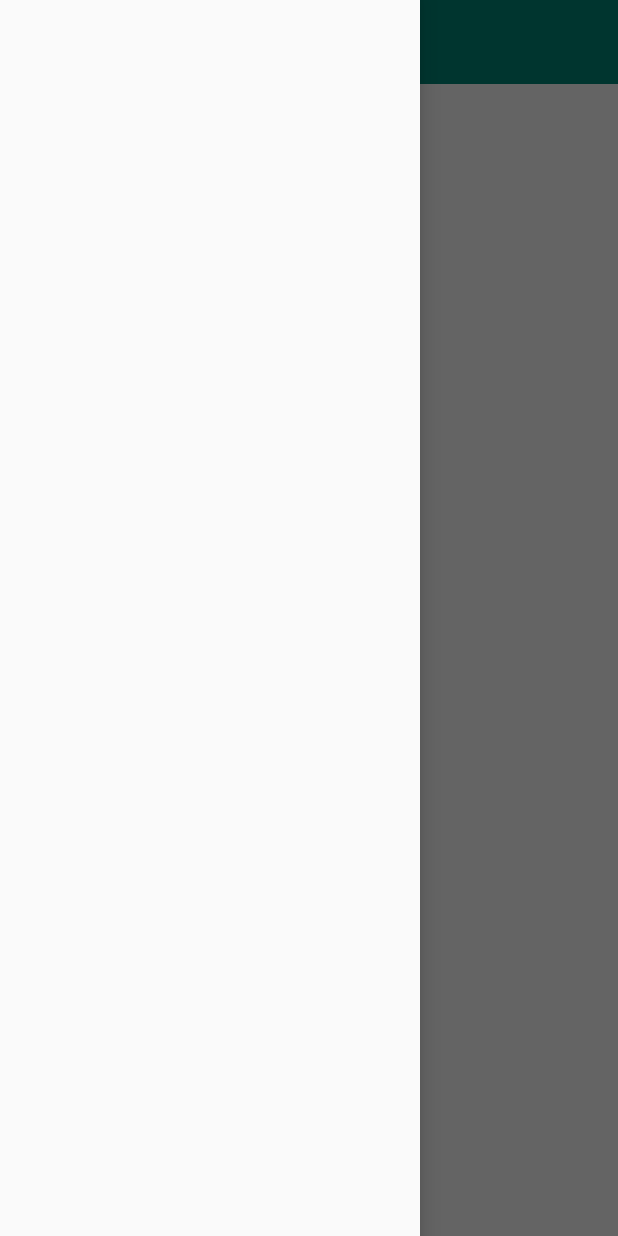
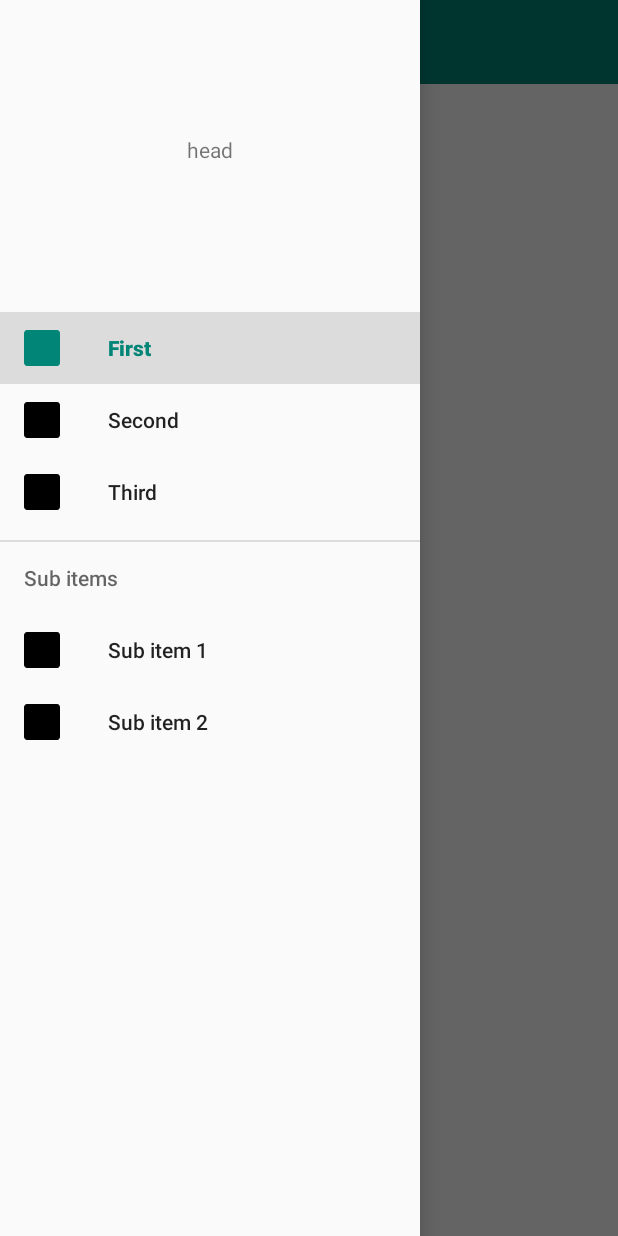
Before and after one commit to xiaozhuazheng/SunnyWeather, an Android app: the screen it shows after launch (MainActivity), with the side drawer open, on a phone screen of 412 x 824 dp. Run offline under Robolectric (Android 15) with nearby library versions, the phone set to English and light mode, and no system bars.

Commit message:
add DrawerLayout

```diff
--- a/app/src/main/java/com/azheng/sunnyweather/ui/BaseActivity.java
+++ b/app/src/main/java/com/azheng/sunnyweather/ui/BaseActivity.java
@@ -3,7 +3,6 @@ package com.azheng.sunnyweather.ui;
 import android.graphics.Color;
 import android.os.Build;
 import android.os.Bundle;
-import android.support.v7.app.ActionBar;
 import android.support.v7.app.AppCompatActivity;
 import android.view.View;
 
--- a/app/src/main/java/com/azheng/sunnyweather/ui/MainActivity.java
+++ b/app/src/main/java/com/azheng/sunnyweather/ui/MainActivity.java
@@ -1,14 +1,46 @@
 package com.azheng.sunnyweather.ui;
 
 import android.os.Bundle;
+import android.support.annotation.NonNull;
+import android.support.design.widget.NavigationView;
+import android.support.v4.widget.DrawerLayout;
+import android.support.v7.app.ActionBarDrawerToggle;
+import android.support.v7.widget.Toolbar;
+import android.view.Menu;
+import android.view.MenuItem;
+import android.widget.Toast;
 
 import com.azheng.sunnyweather.R;
 
+import static com.azheng.sunnyweather.R.id.toolbar;
+
 public class MainActivity extends BaseActivity {
+    private Toolbar mToolBar;
+    private DrawerLayout mDrawer;
+    private NavigationView mNav;
+    private ActionBarDrawerToggle mToogle;
 
     @Override
     protected void onCreate(Bundle savedInstanceState) {
         super.onCreate(savedInstanceState);
         setContentView(R.layout.activity_main);
+
+        mToolBar = findViewById(toolbar);
+        mToolBar.setTitle("BeiJing");
+        mToolBar.setNavigationIcon(R.mipmap.ic_launcher);
+        setSupportActionBar(mToolBar);
+
+        mDrawer = findViewById(R.id.drawer);
+        mToogle = new ActionBarDrawerToggle(this, mDrawer, mToolBar, R.string.drawer_open, R.string.drawer_close);
+
+        mNav = findViewById(R.id.nav_view);
+        mDrawer.addDrawerListener(mToogle);
+        mNav.setNavigationItemSelectedListener(new NavigationView.OnNavigationItemSelectedListener() {
+            @Override
+            public boolean onNavigationItemSelected(@NonNull MenuItem menuItem) {
+                Toast.makeText(MainActivity.this,menuItem.getTitle(),Toast.LENGTH_SHORT).show();
+                return true;
+            }
+        });
     }
 }
--- a/app/src/main/res/layout/activity_main.xml
+++ b/app/src/main/res/layout/activity_main.xml
@@ -1,26 +1,17 @@
 <?xml version="1.0" encoding="utf-8"?>
-<android.support.constraint.ConstraintLayout
+<android.support.v4.widget.DrawerLayout
     xmlns:android="http://schemas.android.com/apk/res/android"
     xmlns:tools="http://schemas.android.com/tools"
     xmlns:app="http://schemas.android.com/apk/res-auto"
+    android:id="@+id/drawer"
     android:layout_width="match_parent"
     android:layout_height="match_parent"
-    tools:context=".ui.MainActivity">
-
-    <android.support.v4.widget.DrawerLayout
-        android:layout_width="match_parent"
-        android:layout_height="match_parent"
-        android:fitsSystemWindows="true"
     tools:openDrawer="start">
 
     <android.support.design.widget.CoordinatorLayout
+        android:id="@+id/coordinator"
         android:layout_width="match_parent"
         android:layout_height="match_parent">
-
-            <android.support.v4.view.ViewPager
-                android:id="@+id/viewPager"
-                android:layout_width="match_parent"
-                android:layout_height="match_parent"/>
 
         <android.support.v7.widget.Toolbar
             android:id="@+id/toolbar"
@@ -37,17 +28,21 @@
             android:layout_height="?attr/actionBarSize"
             app:tabIndicatorColor="#fff"
             app:tabIndicatorHeight="2dp" />
+
+        <android.support.v4.view.ViewPager
+            android:id="@+id/viewPager"
+            android:layout_width="match_parent"
+            android:layout_height="match_parent"/>
+
     </android.support.design.widget.CoordinatorLayout>
 
     <android.support.design.widget.NavigationView
         android:id="@+id/nav_view"
         android:layout_width="wrap_content"
         android:layout_height="match_parent"
-            app:layout_constraintStart_toStartOf="parent"
-            app:layout_constraintTop_toTopOf="parent"
         android:layout_gravity="start"
-            android:fitsSystemWindows="true"/>
+        android:fitsSystemWindows="true"
+        app:headerLayout="@layout/drawer_head"
+        app:menu="@menu/drawer_menu"/>
 
 </android.support.v4.widget.DrawerLayout>
-
-</android.support.constraint.ConstraintLayout>
--- /dev/null
+++ b/app/src/main/res/layout/drawer_head.xml
@@ -0,0 +1,12 @@
+<?xml version="1.0" encoding="utf-8"?>
+<LinearLayout xmlns:android="http://schemas.android.com/apk/res/android"
+    android:layout_width="match_parent"
+    android:layout_height="match_parent">
+
+    <TextView
+        android:layout_width="match_parent"
+        android:layout_height="200dp"
+        android:gravity="center"
+        android:text="head"/>
+
+</LinearLayout>
--- /dev/null
+++ b/app/src/main/res/menu/drawer_menu.xml
@@ -0,0 +1,32 @@
+<?xml version="1.0" encoding="utf-8"?>
+<menu xmlns:android="http://schemas.android.com/apk/res/android">
+    <group android:checkableBehavior="single">
+        <item
+            android:id="@+id/nav_first_fragment"
+            android:icon="@mipmap/ic_launcher"
+            android:checked="true"
+            android:title="First" />
+        <item
+            android:id="@+id/nav_second_fragment"
+            android:icon="@mipmap/ic_launcher"
+            android:title="Second" />
+        <item
+            android:id="@+id/nav_third_fragment"
+            android:icon="@mipmap/ic_launcher"
+            android:title="Third" />
+        <item android:title="Sub items">
+            <menu>
+                <group android:checkableBehavior="single">
+                    <item
+                        android:id="@+id/nav_four"
+                        android:icon="@mipmap/ic_launcher"
+                        android:title="Sub item 1" />
+                    <item
+                        android:id="@+id/nav_five"
+                        android:icon="@mipmap/ic_launcher"
+                        android:title="Sub item 2" />
+                </group>
+            </menu>
+        </item>
+    </group>
+</menu>
--- a/app/src/main/res/values/strings.xml
+++ b/app/src/main/res/values/strings.xml
@@ -1,3 +1,5 @@
 <resources>
     <string name="app_name">SunnyWeather</string>
+    <string name="drawer_open">open</string>
+    <string name="drawer_close">close</string>
 </resources>
```
Also changed, not shown: app/src/main/java/com/azheng/sunnyweather/ui/city/CityFragment.java (added, +40 -0 lines), app/src/main/java/com/azheng/sunnyweather/ui/weather/WeatherFragment.java (added, +40 -0 lines), app/src/main/res/layout/fragment_city.xml (added, +13 -0 lines), app/src/main/res/layout/fragment_weather.xml (added, +13 -0 lines). Lines whose indentation alone changed are shown as unchanged.
